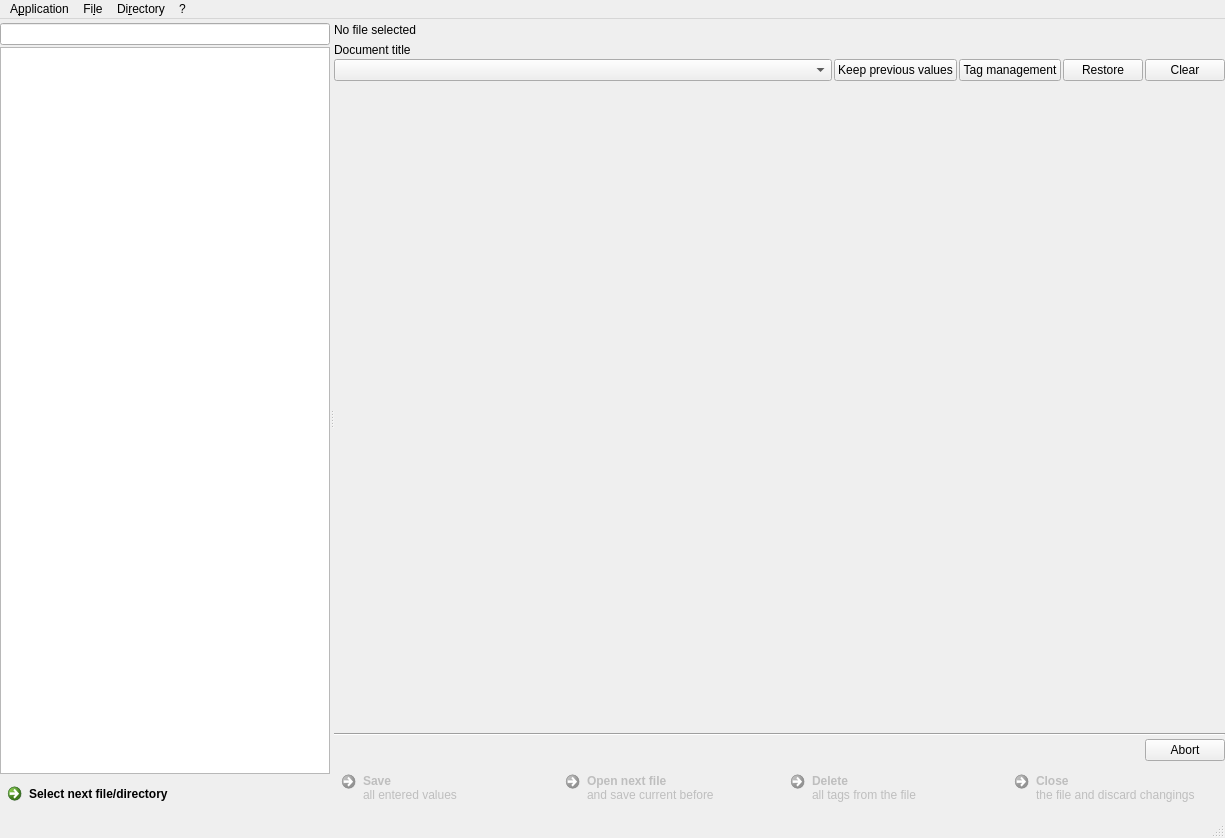
This is gui/mainwindow.ui in Martchus/tageditor as Qt 5 draws it before an edit. The edited form follows.
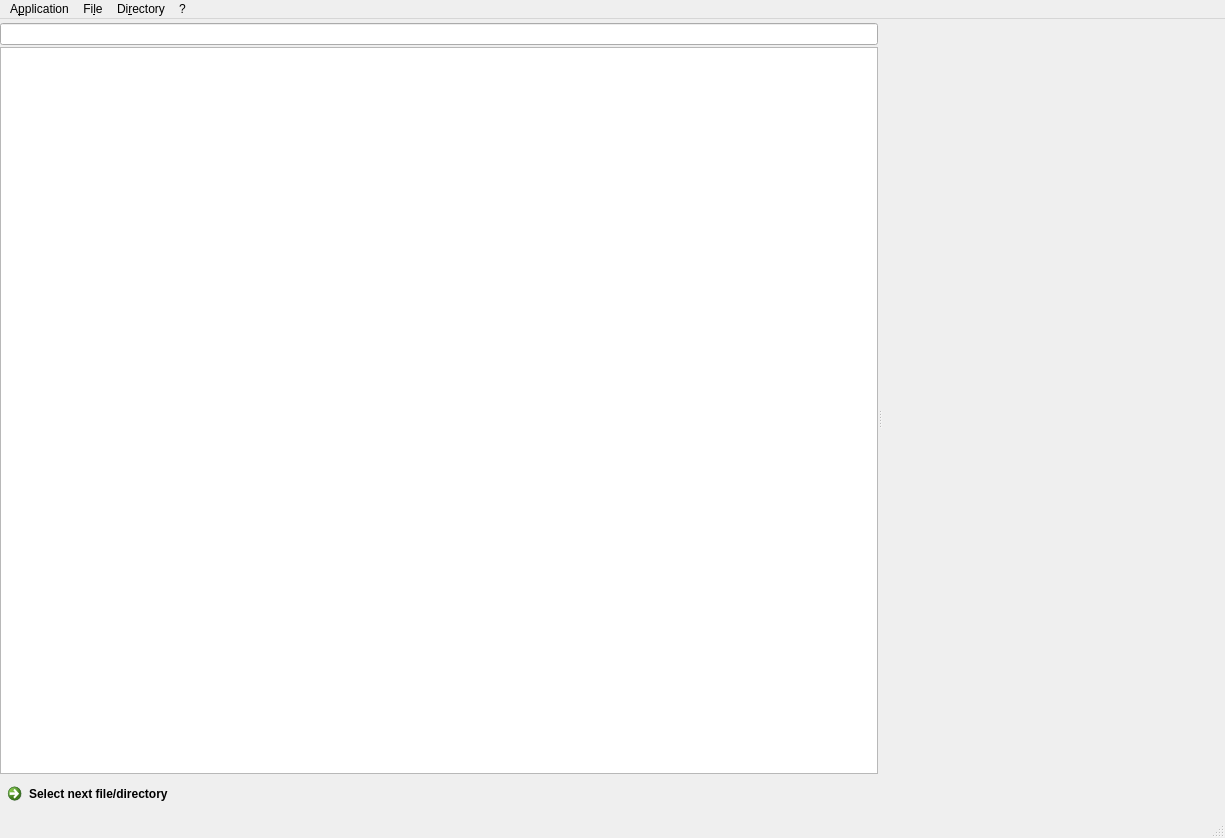
This is the edited form. Icons and pictures are not drawn. Custom widgets are drawn as their Qt base class.

Commit message: moved parts of the MainWindow class to new TagEditorWidget class

```diff
--- a/gui/mainwindow.ui
+++ b/gui/mainwindow.ui
@@ -72,261 +72,7 @@
         </item>
        </layout>
       </widget>
-      <widget class="QWidget" name="rightWidget" native="true">
-       <property name="acceptDrops">
-        <bool>true</bool>
-       </property>
-       <layout class="QVBoxLayout" name="verticalLayout_4">
-        <property name="spacing">
-         <number>3</number>
-        </property>
-        <property name="topMargin">
-         <number>4</number>
-        </property>
-        <property name="bottomMargin">
-         <number>4</number>
-        </property>
-        <item>
-         <widget class="QLabel" name="fileNameLabel">
-          <property name="acceptDrops">
-           <bool>true</bool>
-          </property>
-          <property name="text">
-           <string>No file selected</string>
-          </property>
-         </widget>
-        </item>
-        <item>
-         <widget class="NotificationLabel" name="parsingNotificationWidget" native="true"/>
-        </item>
-        <item>
-         <widget class="QSplitter" name="tagSplitter">
-          <property name="orientation">
-           <enum>Qt::Vertical</enum>
-          </property>
-          <widget class="QWidget" name="layoutWidget">
-           <layout class="QVBoxLayout" name="tagEditVerticalLayout">
-            <property name="spacing">
-             <number>2</number>
-            </property>
-            <item>
-             <widget class="QWidget" name="docTitleWidget" native="true">
-              <layout class="QHBoxLayout" name="horizontalLayout_2">
-               <property name="leftMargin">
-                <number>0</number>
-               </property>
-               <property name="topMargin">
-                <number>0</number>
-               </property>
-               <property name="rightMargin">
-                <number>0</number>
-               </property>
-               <property name="bottomMargin">
-                <number>0</number>
-               </property>
-               <item>
-                <widget class="QLabel" name="docTitleLabel">
-                 <property name="text">
-                  <string>Document title</string>
-                 </property>
-                </widget>
-               </item>
-              </layout>
-             </widget>
-            </item>
-            <item>
-             <layout class="QHBoxLayout" name="tagSelectionHorizontalLayout">
-              <item>
-               <widget class="QComboBox" name="tagSelectionComboBox">
-                <property name="sizePolicy">
-                 <sizepolicy hsizetype="Expanding" vsizetype="Fixed">
-                  <horstretch>0</horstretch>
-                  <verstretch>0</verstretch>
-                 </sizepolicy>
-                </property>
-               </widget>
-              </item>
-              <item>
-               <widget class="QPushButton" name="keepPreviousValuesPushButton">
-                <property name="toolTip">
-                 <string>Let you choose whether the values of the
-previously opened file should be cleared when
-opening the next file.
-Keeping these values might be useful when
-tagging multiple files of the same album.</string>
-                </property>
-                <property name="text">
-                 <string>Keep previous values</string>
-                </property>
-               </widget>
-              </item>
-              <item>
-               <widget class="QPushButton" name="tagOptionsPushButton">
-                <property name="sizePolicy">
-                 <sizepolicy hsizetype="Fixed" vsizetype="Fixed">
-                  <horstretch>0</horstretch>
-                  <verstretch>0</verstretch>
-                 </sizepolicy>
-                </property>
-                <property name="toolTip">
-                 <string>Let you enable or disable the automatic
-creation or removal of tags (according to
-the settings) when loading a file.
-
-You can also create or remove tags manually.</string>
-                </property>
-                <property name="text">
-                 <string>Tag management</string>
-                </property>
-               </widget>
-              </item>
-              <item>
-               <widget class="QPushButton" name="restoreEntriesPushButton">
-                <property name="toolTip">
-                 <string>Restores the original values read from
-the file reverting all unsaved changings.</string>
-                </property>
-                <property name="text">
-                 <string>Restore</string>
-                </property>
-                <property name="icon">
-                 <iconset theme="document-revert">
-                  <normaloff>.</normaloff>.</iconset>
-                </property>
-                <property name="iconSize">
-                 <size>
-                  <width>16</width>
-                  <height>16</height>
-                 </size>
-                </property>
-               </widget>
-              </item>
-              <item>
-               <widget class="QPushButton" name="clearEntriesPushButton">
-                <property name="toolTip">
-                 <string>Clears all values.</string>
-                </property>
-                <property name="text">
-                 <string>Clear</string>
-                </property>
-                <property name="icon">
-                 <iconset theme="edit-clear">
-                  <normaloff>.</normaloff>.</iconset>
-                </property>
-                <property name="iconSize">
-                 <size>
-                  <width>16</width>
-                  <height>16</height>
-                 </size>
-                </property>
-               </widget>
-              </item>
-             </layout>
-            </item>
-            <item>
-             <widget class="QStackedWidget" name="stackedWidget"/>
-            </item>
-           </layout>
-          </widget>
-         </widget>
-        </item>
-        <item>
-         <widget class="Line" name="line">
-          <property name="orientation">
-           <enum>Qt::Horizontal</enum>
-          </property>
-         </widget>
-        </item>
-        <item>
-         <layout class="QHBoxLayout" name="horizontalLayout">
-          <item>
-           <widget class="NotificationLabel" name="makingNotificationWidget" native="true"/>
-          </item>
-          <item>
-           <widget class="QPushButton" name="abortButton">
-            <property name="sizePolicy">
-             <sizepolicy hsizetype="Fixed" vsizetype="Fixed">
-              <horstretch>0</horstretch>
-              <verstretch>0</verstretch>
-             </sizepolicy>
-            </property>
-            <property name="toolTip">
-             <string>Aborts the saving process. The tageditor will try to restore the original file from the backup.</string>
-            </property>
-            <property name="text">
-             <string>Abort</string>
-            </property>
-            <property name="icon">
-             <iconset theme="process-stop">
-              <normaloff>.</normaloff>.</iconset>
-            </property>
-           </widget>
-          </item>
-         </layout>
-        </item>
-        <item>
-         <widget class="QWidget" name="buttonsWidget" native="true">
-          <property name="enabled">
-           <bool>false</bool>
-          </property>
-          <layout class="QGridLayout" name="gridLayout_2">
-           <property name="leftMargin">
-            <number>0</number>
-           </property>
-           <property name="topMargin">
-            <number>0</number>
-           </property>
-           <property name="rightMargin">
-            <number>0</number>
-           </property>
-           <property name="bottomMargin">
-            <number>0</number>
-           </property>
-           <item row="1" column="0">
-            <widget class="QCommandLinkButton" name="saveButton">
-             <property name="text">
-              <string>Save</string>
-             </property>
-             <property name="description">
-              <string>all entered values</string>
-             </property>
-            </widget>
-           </item>
-           <item row="1" column="2">
-            <widget class="QCommandLinkButton" name="deleteTagsButton">
-             <property name="text">
-              <string>Delete</string>
-             </property>
-             <property name="description">
-              <string>all tags from the file</string>
-             </property>
-            </widget>
-           </item>
-           <item row="1" column="1">
-            <widget class="QCommandLinkButton" name="nextButton">
-             <property name="text">
-              <string>Open next file</string>
-             </property>
-             <property name="description">
-              <string>and save current before</string>
-             </property>
-            </widget>
-           </item>
-           <item row="1" column="3">
-            <widget class="QCommandLinkButton" name="closeButton">
-             <property name="text">
-              <string>Close</string>
-             </property>
-             <property name="description">
-              <string>the file and discard changings</string>
-             </property>
-            </widget>
-           </item>
-          </layout>
-         </widget>
-        </item>
-       </layout>
-      </widget>
+      <widget class="TagEditorWidget" name="tagEditorWidget"/>
      </widget>
     </item>
    </layout>
@@ -521,42 +267,6 @@
     <string>F8</string>
    </property>
   </action>
-  <action name="actionKeep_previous_values_never">
-   <property name="checkable">
-    <bool>true</bool>
-   </property>
-   <property name="text">
-    <string>No, disable this feature</string>
-   </property>
-  </action>
-  <action name="actionKeep_previous_values_within_same_dir">
-   <property name="checkable">
-    <bool>true</bool>
-   </property>
-   <property name="text">
-    <string>Yes, but only if both files are in the same directory</string>
-   </property>
-  </action>
-  <action name="actionKeep_previous_values_always">
-   <property name="checkable">
-    <bool>true</bool>
-   </property>
-   <property name="text">
-    <string>Yes, regardless where the files are stored</string>
-   </property>
-  </action>
-  <action name="actionManage_tags_automatically_when_loading_file">
-   <property name="checkable">
-    <bool>true</bool>
-   </property>
-   <property name="icon">
-    <iconset theme="autocorrection">
-     <normaloff>.</normaloff>.</iconset>
-   </property>
-   <property name="text">
-    <string>Manage tags automatically when loading file</string>
-   </property>
-  </action>
   <action name="actionReload">
    <property name="enabled">
     <bool>false</bool>
@@ -595,16 +305,14 @@
    <header>gui/pathlineedit.h</header>
   </customwidget>
   <customwidget>
-   <class>NotificationLabel</class>
+   <class>TagEditorWidget</class>
    <extends>QWidget</extends>
-   <header>gui/notificationlabel.h</header>
-   <container>1</container>
+   <header>gui/tageditorwidget.h</header>
+   <container>0</container>
   </customwidget>
  </customwidgets>
  <tabstops>
   <tabstop>filesTreeView</tabstop>
-  <tabstop>saveButton</tabstop>
-  <tabstop>deleteTagsButton</tabstop>
  </tabstops>
  <resources>
   <include location="../resources/icons.qrc"/>
```
The commit also changes 9 other files.
